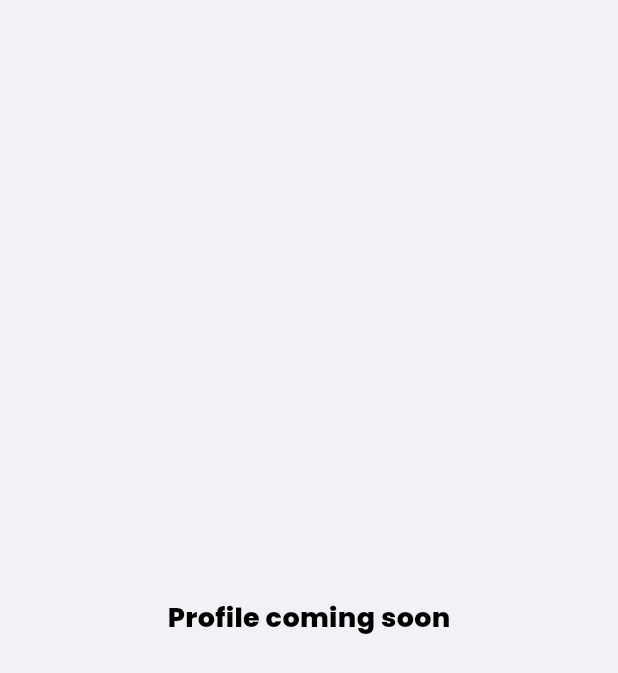
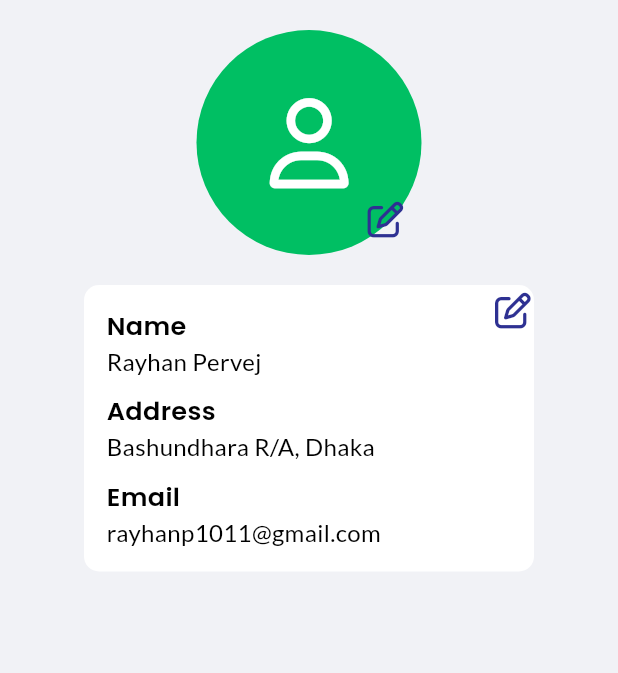
Before and after one commit to Rayhan-Pervej/Task-Management, a Flutter app: the Profile screen opened directly, on a phone screen of 412 x 824 dp. Shown: the top 673 px of the screen. Run offline on Flutter 3.47's test engine with Material 3 defaults, Android fonts, the phone set to English and light mode, and no system bars; our stand-ins replace cloud_firestore, firebase_auth, firebase_core, font_awesome_flutter, google_fonts, google_nav_bar; accounts and stored records are empty.

Commit message:
profile section design complete.

```diff
--- /dev/null
+++ b/plan_it/lib/components/box_widgets/text_box.dart
@@ -0,0 +1,64 @@
+import 'package:flutter/material.dart';
+import 'package:plan_it/theme/text.dart';
+
+class TextBox extends StatelessWidget {
+  final String textHeader;
+  final String textBody;
+  const TextBox({
+    super.key,
+    required this.textHeader,
+    required this.textBody,
+  });
+
+  @override
+  Widget build(BuildContext context) {
+    return Container(
+      // decoration: BoxDecoration(
+      //   color: MyColor.containerRed,
+      //   borderRadius: BorderRadius.circular(15),
+      // ),
+      padding: const EdgeInsets.all(5),
+      // margin: const EdgeInsets.only(top: 30, left: 40, right: 40),
+      child: Column(
+        mainAxisAlignment: MainAxisAlignment.center,
+        crossAxisAlignment: CrossAxisAlignment.start,
+        children: [
+          Text(
+            textHeader,
+            style: TextDesign().header.copyWith(fontSize: 17),
+          ),
+          Text(
+            textBody,
+            style: TextDesign()
+                .bodyText
+                .copyWith(fontSize: 16, fontWeight: FontWeight.w400),
+          ),
+        ],
+      ),
+    );
+  }
+}
+
+// class TextBox extends StatefulWidget {
+//   final String textHeader;
+//   final String textBody;
+//   const TextBox({
+//     super.key,
+//     required this.textHeader,
+//     required this.textBody,
+//   });
+
+//   @override
+//   State<TextBox> createState() => _TextBoxState();
+// }
+
+// class _TextBoxState extends State<TextBox> {
+//   @override
+//   Widget build(BuildContext context) {
+//     return Container(
+//       child: Column(
+//         children: [Text(widget.textBody), Text(widget.textHeader)],
+//       ),
+//     );
+//   }
+// }
--- a/plan_it/lib/screens/auth/login.dart
+++ b/plan_it/lib/screens/auth/login.dart
@@ -6,8 +6,8 @@ import 'package:plan_it/services/utils/snackbar.dart';
 import 'package:plan_it/services/utils/validators.dart';
 import 'package:plan_it/theme/color.dart';
 import 'package:plan_it/theme/text.dart';
-import 'package:plan_it/widgets/input_widgets/input_field.dart';
-import 'package:plan_it/widgets/input_widgets/password_field.dart';
+import 'package:plan_it/components/input_widgets/input_field.dart';
+import 'package:plan_it/components/input_widgets/password_field.dart';
 
 class Login extends StatefulWidget {
   const Login({super.key});
--- a/plan_it/lib/screens/auth/sign_up.dart
+++ b/plan_it/lib/screens/auth/sign_up.dart
@@ -7,9 +7,9 @@ import 'package:plan_it/services/utils/snackbar.dart';
 import 'package:plan_it/services/utils/validators.dart';
 import 'package:plan_it/theme/color.dart';
 import 'package:plan_it/theme/text.dart';
-import 'package:plan_it/widgets/input_widgets/input_field.dart';
+import 'package:plan_it/components/input_widgets/input_field.dart';
 
-import '../../widgets/input_widgets/password_field.dart';
+import '../../components/input_widgets/password_field.dart';
 
 class SignUp extends StatefulWidget {
   const SignUp({super.key});
--- a/plan_it/lib/screens/dialog/add_task.dart
+++ b/plan_it/lib/screens/dialog/add_task.dart
@@ -5,9 +5,9 @@ import 'package:plan_it/services/utils/snackbar.dart';
 import 'package:plan_it/services/utils/validators.dart';
 import 'package:plan_it/theme/color.dart';
 import 'package:plan_it/theme/text.dart';
-import 'package:plan_it/widgets/input_widgets/date_picker.dart';
-import 'package:plan_it/widgets/input_widgets/input_field.dart';
-import 'package:plan_it/widgets/input_widgets/multi_line_input_field.dart';
+import 'package:plan_it/components/input_widgets/date_picker.dart';
+import 'package:plan_it/components/input_widgets/input_field.dart';
+import 'package:plan_it/components/input_widgets/multi_line_input_field.dart';
 
 class AddTaskForm extends StatefulWidget {
   const AddTaskForm({super.key});
--- a/plan_it/lib/screens/pages/tabs/profile.dart
+++ b/plan_it/lib/screens/pages/tabs/profile.dart
@@ -1,4 +1,8 @@
 import 'package:flutter/material.dart';
+import 'package:flutter/widgets.dart';
+
+import 'package:font_awesome_flutter/font_awesome_flutter.dart';
+import 'package:plan_it/components/box_widgets/text_box.dart';
 import 'package:plan_it/theme/color.dart';
 import 'package:plan_it/theme/text.dart';
 
@@ -13,12 +17,87 @@ class _ProfileState extends State<Profile> {
   @override
   Widget build(BuildContext context) {
     return Scaffold(
-      backgroundColor: MyColor.scaffoldColor,
-      body: Center(
-          child: Text(
-        'Profile coming soon',
-        style: TextDesign().containerHeader,
-      )),
-    );
+        backgroundColor: MyColor.scaffoldColor,
+        body: ListView(
+          padding: const EdgeInsets.only(top: 20),
+          // crossAxisAlignment: CrossAxisAlignment.center,
+          // mainAxisAlignment: MainAxisAlignment.center,
+          children: [
+            // const SizedBox(
+            //   height: 10,
+            // ),
+            Center(
+              child: Stack(
+                children: [
+                  const SizedBox(
+                    width: 150,
+                    height: 150,
+                    child: CircleAvatar(
+                      backgroundColor: MyColor.green,
+                      child: Icon(
+                        FontAwesomeIcons.user, // FontAwesome icon
+                        size: 60,
+                        color: MyColor.white,
+                      ),
+                    ),
+                  ),
+                  Positioned(
+                    bottom: 0,
+                    right: 0,
+                    child: IconButton(
+                      onPressed: () {},
+                      icon: const Icon(
+                        FontAwesomeIcons.penToSquare,
+                        color: MyColor.buttonBlue,
+                      ),
+                    ),
+                  )
+                ],
+              ),
+            ),
+            const SizedBox(
+              height: 20,
+            ),
+
+            Center(
+              child: Stack(
+                children: [
+                  Container(
+                    width: 300,
+                    margin: const EdgeInsets.symmetric(horizontal: 20),
+                    decoration: BoxDecoration(
+                      borderRadius: BorderRadius.circular(10),
+                      color: MyColor.containerWhite,
+                    ),
+                    padding: const EdgeInsets.all(10),
+                    child: const Column(
+                      crossAxisAlignment: CrossAxisAlignment.start,
+                      children: [
+                        TextBox(textHeader: 'Name', textBody: 'Rayhan Pervej'),
+                        TextBox(
+                            textHeader: 'Address',
+                            textBody: 'Bashundhara R/A, Dhaka'),
+                        TextBox(
+                            textHeader: 'Email',
+                            textBody: 'rayhanp1011@gmail.com'),
+                      ],
+                    ),
+                  ),
+                  Positioned(
+                    right: 10,
+                    top: -7,
+                    child: IconButton(
+                      onPressed: () {},
+                      icon: const Icon(
+                        FontAwesomeIcons.penToSquare,
+                        color: MyColor.buttonBlue,
+                      ),
+                    ),
+                  )
+                ],
+              ),
+            )
+          ],
+        ));
   }
 }
--- a/plan_it/lib/theme/text.dart
+++ b/plan_it/lib/theme/text.dart
@@ -37,6 +37,11 @@ class TextDesign {
     fontWeight: FontWeight.w700,
     color: MyColor.black,
   );
+  TextStyle header = GoogleFonts.poppins(
+    fontSize: 18,
+    fontWeight: FontWeight.w600,
+    color: MyColor.black,
+  );
   TextStyle validator = GoogleFonts.lato(
     fontSize: 12,
     fontWeight: FontWeight.w600,
```
Also changed, not shown: plan_it/lib/components/input_widgets/date_picker.dart (renamed from plan_it/lib/widgets/input_widgets/date_picker.dart), plan_it/lib/components/input_widgets/input_field.dart (renamed from plan_it/lib/widgets/input_widgets/input_field.dart), plan_it/lib/components/input_widgets/multi_line_input_field.dart (renamed from plan_it/lib/widgets/input_widgets/multi_line_input_field.dart), plan_it/lib/components/input_widgets/password_field.dart (renamed from plan_it/lib/widgets/input_widgets/password_field.dart).
